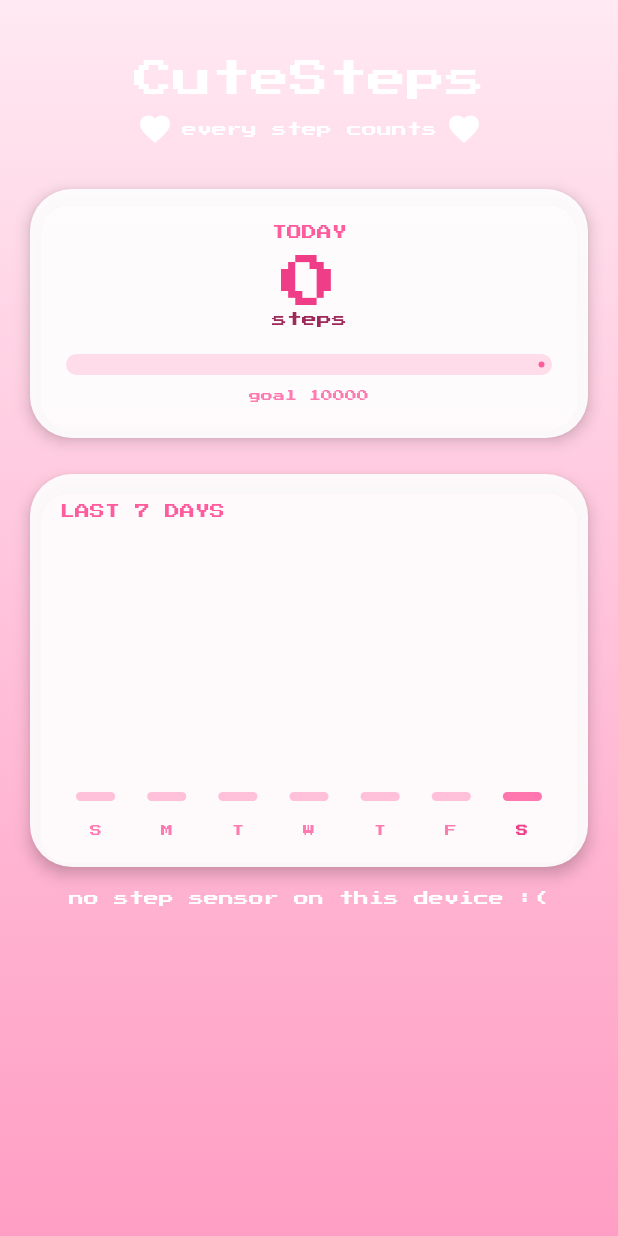
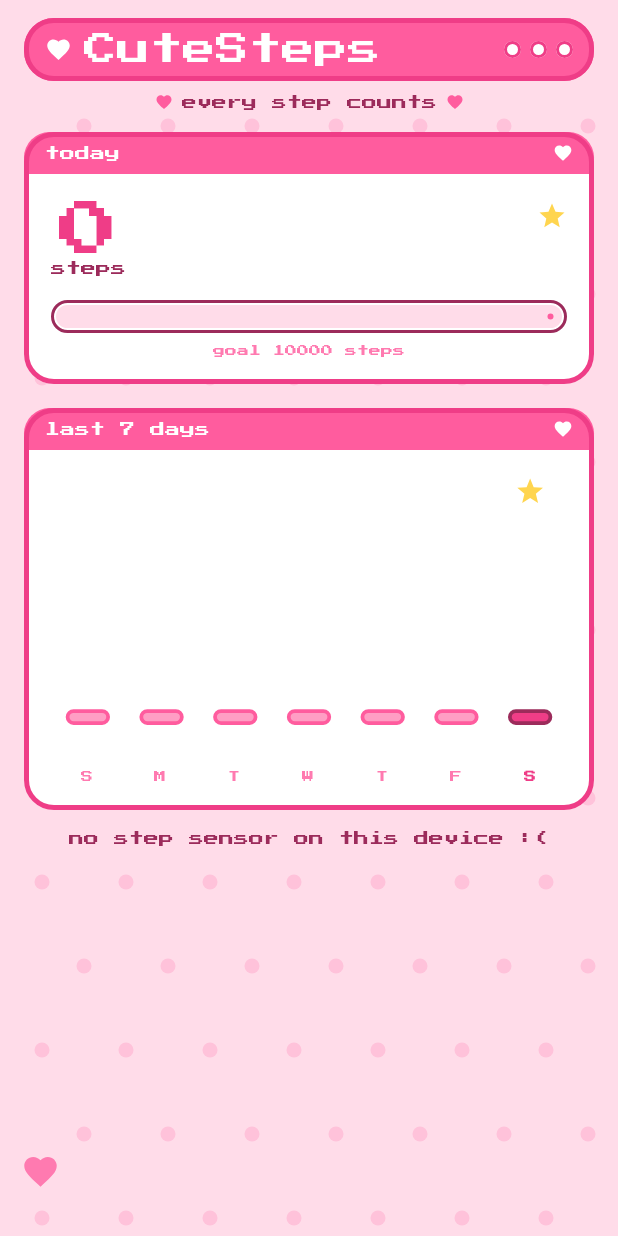
Before and after one commit to sakuramochi3/step-counter, an Android app built with Jetpack Compose: the screen it shows after launch (MainActivity), on a phone screen of 412 x 824 dp. Run offline under Robolectric (Android 15) with nearby library versions, the phone set to English and light mode, and no system bars.

Commit message:
Restyle UI like Needy Girl Overdose + fix camera-cutout overlap
- Y2K 'window' UI: pink polka-dot desktop, white panels with pink title
  bars, window buttons, thick pink borders, heart/star stickers, chunky
  bordered goal bar, star marker on today's chart bar
- Apply WindowInsets.safeDrawing so content clears the status bar and
  the Pixel 9 punch-hole camera (fixes top-of-UI conflict)
- Permission screen restyled as a window too

Co-authored-by: sakuramochi3 <sakuramochi3@users.noreply.github.com>

```diff
--- a/app/src/main/java/com/example/cutsteps/CuteStepsApp.kt
+++ b/app/src/main/java/com/example/cutsteps/CuteStepsApp.kt
@@ -6,15 +6,21 @@ import android.os.Build
 import androidx.activity.compose.rememberLauncherForActivityResult
 import androidx.activity.result.contract.ActivityResultContracts
 import androidx.compose.foundation.background
-import androidx.compose.foundation.layout.Arrangement
+import androidx.compose.foundation.border
+import androidx.compose.foundation.layout.Box
 import androidx.compose.foundation.layout.Column
 import androidx.compose.foundation.layout.Spacer
+import androidx.compose.foundation.layout.WindowInsets
 import androidx.compose.foundation.layout.fillMaxSize
+import androidx.compose.foundation.layout.fillMaxWidth
 import androidx.compose.foundation.layout.height
 import androidx.compose.foundation.layout.padding
+import androidx.compose.foundation.layout.safeDrawing
+import androidx.compose.foundation.layout.size
+import androidx.compose.foundation.layout.windowInsetsPadding
 import androidx.compose.foundation.rememberScrollState
+import androidx.compose.foundation.shape.RoundedCornerShape
 import androidx.compose.foundation.verticalScroll
-import androidx.compose.foundation.shape.RoundedCornerShape
 import androidx.compose.material.icons.Icons
 import androidx.compose.material.icons.filled.Favorite
 import androidx.compose.material3.AlertDialog
@@ -32,20 +38,19 @@ import androidx.compose.runtime.remember
 import androidx.compose.runtime.setValue
 import androidx.compose.ui.Alignment
 import androidx.compose.ui.Modifier
-import androidx.compose.ui.graphics.Brush
 import androidx.compose.ui.graphics.Color
 import androidx.compose.ui.platform.LocalContext
 import androidx.compose.ui.text.style.TextAlign
 import androidx.compose.ui.unit.dp
-import java.io.File
 import androidx.lifecycle.compose.collectAsStateWithLifecycle
 import androidx.lifecycle.viewmodel.compose.viewModel
 import com.example.cutsteps.ui.HomeScreen
 import com.example.cutsteps.ui.StepViewModel
-import com.example.cutsteps.ui.theme.Pink200
-import com.example.cutsteps.ui.theme.Pink300
+import com.example.cutsteps.ui.theme.Berry
+import com.example.cutsteps.ui.theme.Pink100
 import com.example.cutsteps.ui.theme.Pink500
 import com.example.cutsteps.ui.theme.Pink600
+import java.io.File
 
 @Composable
 fun CuteStepsApp(viewModel: StepViewModel = viewModel()) {
@@ -90,41 +95,43 @@ fun CuteStepsApp(viewModel: StepViewModel = viewModel()) {
     }
 }
 
-private fun readLastCrash(context: Context): String? {
-    val file = File(context.filesDir, "crash/${CuteStepsApplication.LAST_CRASH_FILE}")
-    if (!file.exists()) return null
-    val text = file.readText()
-    file.delete()
-    return text
-}
-
 @Composable
 private fun PermissionScreen(onAllow: () -> Unit) {
+    Box(
+        modifier = Modifier
+            .fillMaxSize()
+            .windowInsetsPadding(WindowInsets.safeDrawing)
+            .background(Pink100)
+            .padding(24.dp)
+    ) {
         Column(
             modifier = Modifier
-            .fillMaxSize()
-            .background(Brush.verticalGradient(listOf(Color(0xFFFFE9F2), Pink200, Pink300)))
-            .padding(32.dp),
-        horizontalAlignment = Alignment.CenterHorizontally,
-        verticalArrangement = Arrangement.Center
+                .fillMaxWidth()
+                .align(Alignment.Center)
+                .border(3.dp, Pink600, RoundedCornerShape(20.dp))
+                .background(Color.White, RoundedCornerShape(20.dp))
+                .padding(24.dp),
+            horizontalAlignment = Alignment.CenterHorizontally
         ) {
             Icon(
                 imageVector = Icons.Filled.Favorite,
                 contentDescription = null,
-            tint = Pink600
+                tint = Pink500,
+                modifier = Modifier.size(36.dp)
             )
-        Spacer(Modifier.height(16.dp))
+            Spacer(Modifier.height(12.dp))
             Text(
                 text = "CuteSteps needs permission to count your steps",
                 style = MaterialTheme.typography.titleMedium,
-            color = Color.White,
+                color = Berry,
                 textAlign = TextAlign.Center
             )
-        Spacer(Modifier.height(24.dp))
+            Spacer(Modifier.height(20.dp))
             Button(
                 onClick = onAllow,
-            shape = RoundedCornerShape(24.dp),
-            colors = ButtonDefaults.buttonColors(containerColor = Pink500)
+                shape = RoundedCornerShape(16.dp),
+                colors = ButtonDefaults.buttonColors(containerColor = Pink500),
+                modifier = Modifier.border(2.dp, Pink600, RoundedCornerShape(16.dp))
             ) {
                 Text(
                     text = "allow",
@@ -134,3 +141,12 @@ private fun PermissionScreen(onAllow: () -> Unit) {
             }
         }
     }
+}
+
+private fun readLastCrash(context: Context): String? {
+    val file = File(context.filesDir, "crash/${CuteStepsApplication.LAST_CRASH_FILE}")
+    if (!file.exists()) return null
+    val text = file.readText()
+    file.delete()
+    return text
+}
--- a/app/src/main/java/com/example/cutsteps/ui/HomeScreen.kt
+++ b/app/src/main/java/com/example/cutsteps/ui/HomeScreen.kt
@@ -2,22 +2,30 @@ package com.example.cutsteps.ui
 
 import androidx.compose.foundation.Canvas
 import androidx.compose.foundation.background
+import androidx.compose.foundation.border
 import androidx.compose.foundation.layout.Arrangement
 import androidx.compose.foundation.layout.Box
 import androidx.compose.foundation.layout.Column
+import androidx.compose.foundation.layout.ColumnScope
 import androidx.compose.foundation.layout.Row
 import androidx.compose.foundation.layout.Spacer
+import androidx.compose.foundation.layout.WindowInsets
 import androidx.compose.foundation.layout.fillMaxSize
 import androidx.compose.foundation.layout.fillMaxWidth
 import androidx.compose.foundation.layout.height
+import androidx.compose.foundation.layout.offset
 import androidx.compose.foundation.layout.padding
+import androidx.compose.foundation.layout.safeDrawing
+import androidx.compose.foundation.layout.size
+import androidx.compose.foundation.layout.width
+import androidx.compose.foundation.layout.windowInsetsPadding
 import androidx.compose.foundation.rememberScrollState
 import androidx.compose.foundation.verticalScroll
+import androidx.compose.foundation.shape.CircleShape
 import androidx.compose.foundation.shape.RoundedCornerShape
 import androidx.compose.material.icons.Icons
 import androidx.compose.material.icons.filled.Favorite
-import androidx.compose.material3.Card
-import androidx.compose.material3.CardDefaults
+import androidx.compose.material.icons.filled.Star
 import androidx.compose.material3.Icon
 import androidx.compose.material3.LinearProgressIndicator
 import androidx.compose.material3.MaterialTheme
@@ -30,9 +38,11 @@ import androidx.compose.ui.Modifier
 import androidx.compose.ui.geometry.CornerRadius
 import androidx.compose.ui.geometry.Offset
 import androidx.compose.ui.geometry.Size
-import androidx.compose.ui.graphics.Brush
 import androidx.compose.ui.graphics.Color
+import androidx.compose.ui.graphics.Path
 import androidx.compose.ui.graphics.StrokeCap
+import androidx.compose.ui.graphics.drawscope.DrawScope
+import androidx.compose.ui.graphics.drawscope.Stroke
 import androidx.compose.ui.text.font.FontWeight
 import androidx.compose.ui.text.style.TextAlign
 import androidx.compose.ui.unit.dp
@@ -47,11 +57,16 @@ import com.example.cutsteps.ui.theme.Pink300
 import com.example.cutsteps.ui.theme.Pink400
 import com.example.cutsteps.ui.theme.Pink500
 import com.example.cutsteps.ui.theme.Pink600
+import com.example.cutsteps.ui.theme.StarYellow
 import java.text.SimpleDateFormat
 import java.util.Calendar
 import java.util.Locale
+import kotlin.math.cos
+import kotlin.math.sin
 
 private const val DAILY_GOAL = 10_000L
+private val WindowShape = RoundedCornerShape(20.dp)
+private val WindowBorder = 3.dp
 
 @Composable
 fun HomeScreen(viewModel: StepViewModel = viewModel()) {
@@ -60,24 +75,46 @@ fun HomeScreen(viewModel: StepViewModel = viewModel()) {
     Box(
         modifier = Modifier
             .fillMaxSize()
-            .background(
-                Brush.verticalGradient(
-                    colors = listOf(Color(0xFFFFE9F2), Pink200, Pink300)
+            .windowInsetsPadding(WindowInsets.safeDrawing)
+            .background(Pink100)
+    ) {
+        PolkaDots(modifier = Modifier.matchParentSize())
+        Icon(
+            imageVector = Icons.Filled.Favorite,
+            contentDescription = null,
+            tint = Pink300,
+            modifier = Modifier
+                .align(Alignment.TopEnd)
+                .offset(x = (-18).dp, y = 90.dp)
+                .size(34.dp)
         )
+        Icon(
+            imageVector = Icons.Filled.Star,
+            contentDescription = null,
+            tint = StarYellow,
+            modifier = Modifier
+                .align(Alignment.TopStart)
+                .offset(x = 22.dp, y = 160.dp)
+                .size(22.dp)
         )
-    ) {
+        Icon(
+            imageVector = Icons.Filled.Favorite,
+            contentDescription = null,
+            tint = Pink400,
+            modifier = Modifier
+                .align(Alignment.BottomStart)
+                .offset(x = 14.dp, y = (-30).dp)
+                .size(26.dp)
+        )
+
         Column(
             modifier = Modifier
                 .fillMaxSize()
                 .verticalScroll(rememberScrollState())
-                .padding(horizontal = 20.dp, vertical = 40.dp),
+                .padding(horizontal = 16.dp, vertical = 12.dp),
             horizontalAlignment = Alignment.CenterHorizontally
         ) {
-            Text(
-                text = "CuteSteps",
-                style = MaterialTheme.typography.displayLarge,
-                color = Color.White
-            )
+            TitleBar()
             Spacer(Modifier.height(8.dp))
             Row(
                 verticalAlignment = Alignment.CenterVertically,
@@ -86,29 +123,31 @@ fun HomeScreen(viewModel: StepViewModel = viewModel()) {
                 Icon(
                     imageVector = Icons.Filled.Favorite,
                     contentDescription = null,
-                    tint = Color.White
+                    tint = Pink500,
+                    modifier = Modifier.size(12.dp)
                 )
                 Text(
                     text = "every step counts",
                     style = MaterialTheme.typography.bodyMedium,
-                    color = Color.White
+                    color = Berry
                 )
                 Icon(
                     imageVector = Icons.Filled.Favorite,
                     contentDescription = null,
-                    tint = Color.White
+                    tint = Pink500,
+                    modifier = Modifier.size(12.dp)
                 )
             }
-            Spacer(Modifier.height(28.dp))
-            TodayCard(steps = state.todaySteps)
-            Spacer(Modifier.height(24.dp))
-            WeeklyCard(week = state.week)
+            Spacer(Modifier.height(14.dp))
+            TodayWindow(steps = state.todaySteps)
+            Spacer(Modifier.height(16.dp))
+            WeekWindow(week = state.week)
             if (!state.hasSensor) {
-                Spacer(Modifier.height(16.dp))
+                Spacer(Modifier.height(14.dp))
                 Text(
                     text = "no step sensor on this device :(",
                     style = MaterialTheme.typography.bodyMedium,
-                    color = Color.White
+                    color = Berry
                 )
             }
             Spacer(Modifier.height(24.dp))
@@ -117,30 +156,106 @@ fun HomeScreen(viewModel: StepViewModel = viewModel()) {
 }
 
 @Composable
-private fun TodayCard(steps: Long) {
-    Card(
-        modifier = Modifier.fillMaxWidth(),
-        shape = RoundedCornerShape(28.dp),
-        colors = CardDefaults.cardColors(containerColor = Color.White.copy(alpha = 0.92f)),
-        elevation = CardDefaults.cardElevation(defaultElevation = 6.dp)
+private fun PolkaDots(modifier: Modifier) {
+    Canvas(modifier = modifier) {
+        val gap = 56.dp.toPx()
+        val radius = 5.dp.toPx()
+        var y = gap / 2
+        var row = 0
+        while (y < size.height) {
+            var x = if (row % 2 == 0) gap / 2 else gap
+            while (x < size.width) {
+                drawCircle(Pink200, radius = radius, center = Offset(x, y))
+                x += gap
+            }
+            y += gap
+            row++
+        }
+    }
+}
+
+@Composable
+private fun TitleBar() {
+    Row(
+        modifier = Modifier
+            .fillMaxWidth()
+            .border(WindowBorder, Pink600, WindowShape)
+            .background(Pink500, WindowShape)
+            .padding(horizontal = 14.dp, vertical = 10.dp),
+        verticalAlignment = Alignment.CenterVertically
+    ) {
+        Icon(
+            imageVector = Icons.Filled.Favorite,
+            contentDescription = null,
+            tint = Color.White,
+            modifier = Modifier.size(18.dp)
+        )
+        Spacer(Modifier.width(8.dp))
+        Text(
+            text = "CuteSteps",
+            style = MaterialTheme.typography.displayMedium,
+            color = Color.White
+        )
+        Spacer(Modifier.weight(1f))
+        Row(horizontalArrangement = Arrangement.spacedBy(6.dp)) {
+            repeat(3) {
+                Box(
+                    modifier = Modifier
+                        .size(11.dp)
+                        .border(2.dp, Pink600, CircleShape)
+                        .background(Color.White, CircleShape)
+                )
+            }
+        }
+    }
+}
+
+@Composable
+private fun WindowCard(
+    title: String,
+    modifier: Modifier = Modifier,
+    content: @Composable ColumnScope.() -> Unit
 ) {
     Column(
+        modifier = modifier
+            .fillMaxWidth()
+            .border(WindowBorder, Pink600, WindowShape)
+            .background(Color.White, WindowShape)
+    ) {
+        Row(
             modifier = Modifier
                 .fillMaxWidth()
-                .padding(24.dp),
-            horizontalAlignment = Alignment.CenterHorizontally
+                .background(Pink500, RoundedCornerShape(topStart = 17.dp, topEnd = 17.dp))
+                .padding(horizontal = 14.dp, vertical = 7.dp),
+            verticalAlignment = Alignment.CenterVertically
         ) {
             Text(
-                text = "TODAY",
+                text = title,
                 style = MaterialTheme.typography.labelLarge,
-                color = Pink500
+                color = Color.White
             )
-            Spacer(Modifier.height(10.dp))
+            Spacer(Modifier.weight(1f))
+            Icon(
+                imageVector = Icons.Filled.Favorite,
+                contentDescription = null,
+                tint = Color.White,
+                modifier = Modifier.size(13.dp)
+            )
+        }
+        Column(modifier = Modifier.padding(18.dp), content = content)
+    }
+}
+
+@Composable
+private fun TodayWindow(steps: Long) {
+    WindowCard(title = "today") {
+        Box(modifier = Modifier.fillMaxWidth()) {
+            Column(horizontalAlignment = Alignment.CenterHorizontally) {
                 Text(
                     text = "%,d".format(steps),
                     style = MaterialTheme.typography.displayLarge.copy(
-                    fontSize = 38.sp,
-                    lineHeight = 46.sp
+                        fontSize = 40.sp,
+                        lineHeight = 48.sp
                     ),
                     color = Pink600
                 )
@@ -149,77 +264,108 @@ private fun TodayCard(steps: Long) {
                     style = MaterialTheme.typography.bodyMedium,
                     color = Berry
                 )
-            Spacer(Modifier.height(18.dp))
+            }
+            Icon(
+                imageVector = Icons.Filled.Star,
+                contentDescription = null,
+                tint = StarYellow,
+                modifier = Modifier
+                    .align(Alignment.TopEnd)
+                    .size(20.dp)
+            )
+        }
+        Spacer(Modifier.height(16.dp))
         val progress = (steps.toFloat() / DAILY_GOAL.toFloat()).coerceIn(0f, 1f)
+        Box(
+            modifier = Modifier
+                .fillMaxWidth()
+                .height(22.dp)
+                .border(2.dp, Berry, RoundedCornerShape(12.dp))
+                .padding(3.dp)
+        ) {
             LinearProgressIndicator(
                 progress = { progress },
-                modifier = Modifier
-                    .fillMaxWidth()
-                    .height(14.dp),
+                modifier = Modifier.fillMaxSize(),
                 color = Pink500,
                 trackColor = Pink100,
                 strokeCap = StrokeCap.Round
             )
-            Spacer(Modifier.height(10.dp))
+        }
+        Spacer(Modifier.height(8.dp))
         Text(
-                text = "goal $DAILY_GOAL",
+            text = "goal $DAILY_GOAL steps",
             style = MaterialTheme.typography.labelSmall,
-                color = Pink400
+            color = Pink400,
+            modifier = Modifier.align(Alignment.CenterHorizontally)
         )
-        }
     }
 }
 
 @Composable
-private fun WeeklyCard(week: List<StepRepository.DaySteps>) {
-    Card(
-        modifier = Modifier.fillMaxWidth(),
-        shape = RoundedCornerShape(28.dp),
-        colors = CardDefaults.cardColors(containerColor = Color.White.copy(alpha = 0.92f)),
-        elevation = CardDefaults.cardElevation(defaultElevation = 6.dp)
-    ) {
-        Column(modifier = Modifier.padding(20.dp)) {
-            Text(
-                text = "LAST 7 DAYS",
-                style = MaterialTheme.typography.labelLarge,
-                color = Pink500
-            )
-            Spacer(Modifier.height(16.dp))
+private fun WeekWindow(week: List<StepRepository.DaySteps>) {
+    WindowCard(title = "last 7 days") {
         WeeklyChart(week = week)
-            Spacer(Modifier.height(8.dp))
+        Spacer(Modifier.height(6.dp))
         DayLabels(week = week)
-        }
     }
 }
 
 @Composable
 private fun WeeklyChart(week: List<StepRepository.DaySteps>) {
     val max = week.maxOfOrNull { it.steps }?.coerceAtLeast(1L) ?: 1L
-    val labelSpace = 8.dp
-    Canvas(modifier = Modifier
+    Canvas(
+        modifier = Modifier
             .fillMaxWidth()
-        .height(180.dp)) {
-        val chartHeight = size.height - labelSpace.toPx()
+            .height(190.dp)
+    ) {
+        val starSpace = 20.dp.toPx()
+        val labelSpace = 6.dp.toPx()
+        val chartHeight = size.height - starSpace - labelSpace
         val slot = size.width / week.size
         val barWidth = slot * 0.55f
         week.forEachIndexed { index, day ->
             val ratio = day.steps.toFloat() / max.toFloat()
-            val barHeight = (chartHeight * ratio).coerceAtLeast(6.dp.toPx())
+            val barHeight = (chartHeight * ratio).coerceAtLeast(8.dp.toPx())
             val left = slot * index + (slot - barWidth) / 2f
             val top = chartHeight - barHeight
             val isToday = index == week.lastIndex
             drawRoundRect(
-                brush = if (isToday) {
-                    Brush.verticalGradient(listOf(Pink600, Pink400))
-                } else {
-                    Brush.verticalGradient(listOf(Pink300, Pink200))
-                },
+                color = if (isToday) Pink600 else Pink300,
                 topLeft = Offset(left, top),
                 size = Size(barWidth, barHeight),
                 cornerRadius = CornerRadius(barWidth / 2f, barWidth / 2f)
             )
+            drawRoundRect(
+                color = if (isToday) Berry else Pink500,
+                topLeft = Offset(left, top),
+                size = Size(barWidth, barHeight),
+                cornerRadius = CornerRadius(barWidth / 2f, barWidth / 2f),
+                style = Stroke(width = 2.5.dp.toPx())
+            )
+            if (isToday) {
+                drawStar(
+                    center = Offset(left + barWidth / 2f, starSpace / 2f),
+                    outer = 9.dp.toPx(),
+                    inner = 4.dp.toPx(),
+                    color = StarYellow
+                )
             }
         }
+    }
+}
+
+private fun DrawScope.drawStar(center: Offset, outer: Float, inner: Float, color: Color) {
+    val path = Path().apply {
+        for (i in 0 until 10) {
+            val r = if (i % 2 == 0) outer else inner
+            val angle = -Math.PI / 2 + i * Math.PI / 5
+            val x = (center.x + r * cos(angle)).toFloat()
+            val y = (center.y + r * sin(angle)).toFloat()
+            if (i == 0) moveTo(x, y) else lineTo(x, y)
+        }
+        close()
+    }
+    drawPath(path, color)
 }
 
 @Composable
--- a/app/src/main/java/com/example/cutsteps/ui/theme/Theme.kt
+++ b/app/src/main/java/com/example/cutsteps/ui/theme/Theme.kt
@@ -22,6 +22,7 @@ val Pink500 = Color(0xFFFF5C9E)
 val Pink600 = Color(0xFFEF3D87)
 val Pink700 = Color(0xFFD12670)
 val Berry = Color(0xFF9C2B5B)
+val StarYellow = Color(0xFFFFD54F)
 
 @OptIn(ExperimentalTextApi::class)
 val PixelFontFamily = FontFamily(
```
Also changed, not shown: 1 other file. Lines whose indentation alone changed are shown as unchanged.
